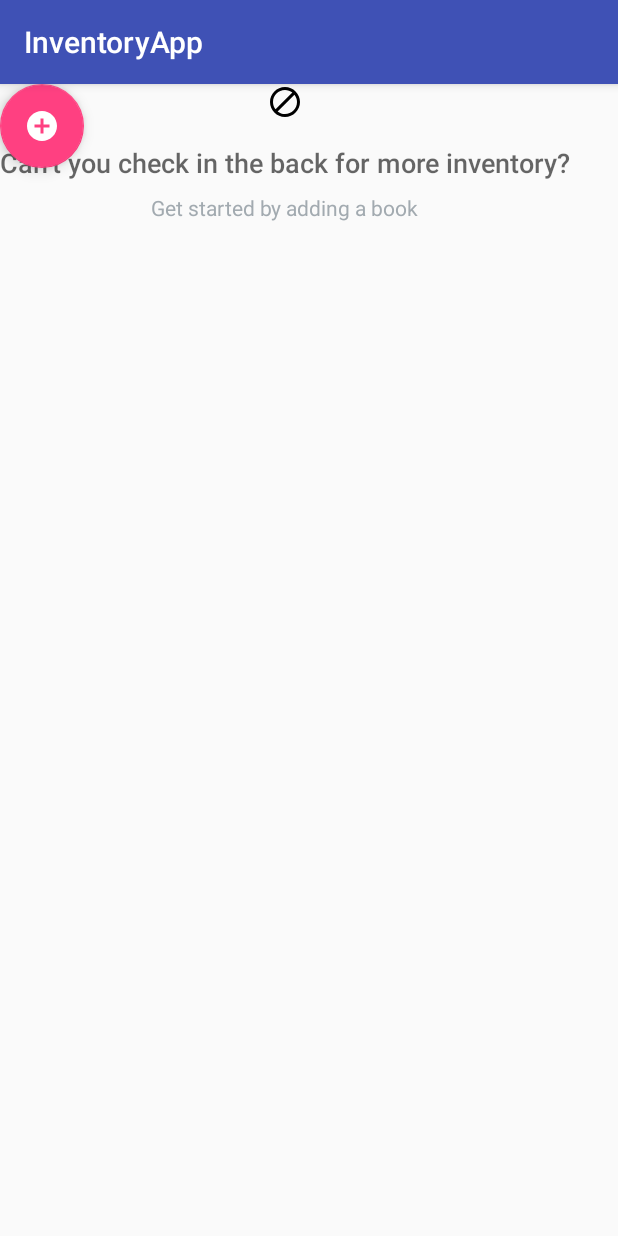
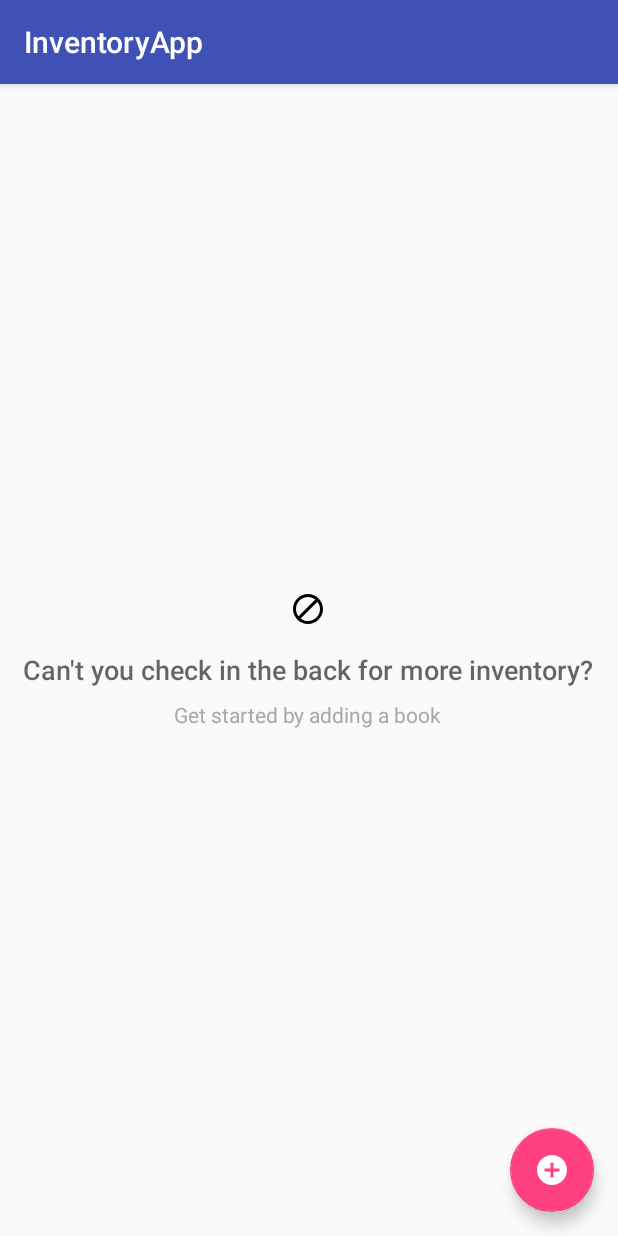
Before and after one commit to jrm5100/ABND-07-InventoryApp, an Android app: the screen it shows after launch (MainActivity), on a phone screen of 412 x 824 dp. Run offline under Robolectric (Android 15) with nearby library versions, the phone set to English and light mode, and no system bars.

Commit message:
Fix fab position

```diff
--- a/app/src/main/res/layout/activity_main.xml
+++ b/app/src/main/res/layout/activity_main.xml
@@ -1,5 +1,5 @@
 <?xml version="1.0" encoding="utf-8"?>
-<android.support.constraint.ConstraintLayout xmlns:android="http://schemas.android.com/apk/res/android"
+<RelativeLayout xmlns:android="http://schemas.android.com/apk/res/android"
     xmlns:app="http://schemas.android.com/apk/res-auto"
     xmlns:tools="http://schemas.android.com/tools"
     android:layout_width="match_parent"
@@ -9,7 +9,7 @@
     <ListView
         android:id="@+id/list"
         android:layout_width="match_parent"
-        android:layout_height="match_parent"/>
+        android:layout_height="match_parent" />
 
     <!-- Empty view for the list -->
     <RelativeLayout
@@ -23,7 +23,7 @@
             android:layout_width="wrap_content"
             android:layout_height="wrap_content"
             android:layout_centerHorizontal="true"
-            android:src="@drawable/empty_bookshelf"/>
+            android:src="@drawable/empty_bookshelf" />
 
         <TextView
             android:id="@+id/empty_title_text"
@@ -34,7 +34,7 @@
             android:fontFamily="sans-serif-medium"
             android:paddingTop="16dp"
             android:text="@string/empty_view_title_text"
-            android:textAppearance="?android:textAppearanceMedium"/>
+            android:textAppearance="?android:textAppearanceMedium" />
 
         <TextView
             android:id="@+id/empty_subtitle_text"
@@ -46,7 +46,7 @@
             android:paddingTop="8dp"
             android:text="@string/empty_view_subtitle_text"
             android:textAppearance="?android:textAppearanceSmall"
-            android:textColor="#A2AAB0"/>
+            android:textColor="#A2AAB0" />
     </RelativeLayout>
 
     <android.support.design.widget.FloatingActionButton
@@ -54,8 +54,8 @@
         android:layout_width="wrap_content"
         android:layout_height="wrap_content"
         android:layout_alignParentBottom="true"
-        android:layout_alignParentRight="true"
+        android:layout_alignParentEnd="true"
         android:layout_margin="16dp"
-        android:src="@drawable/ic_add_circle_black_24dp"/>
+        android:src="@drawable/ic_add_circle_black_24dp" />
 
-</android.support.constraint.ConstraintLayout>
+</RelativeLayout>
```
